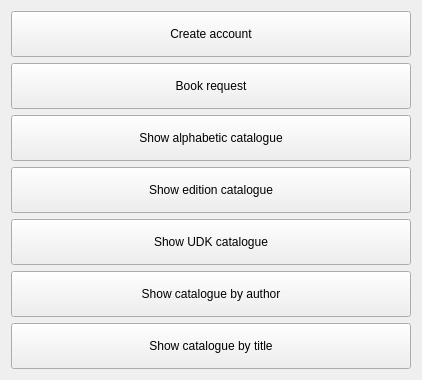
neshchereto/Library_management, file readermode.ui: the form before one commit.
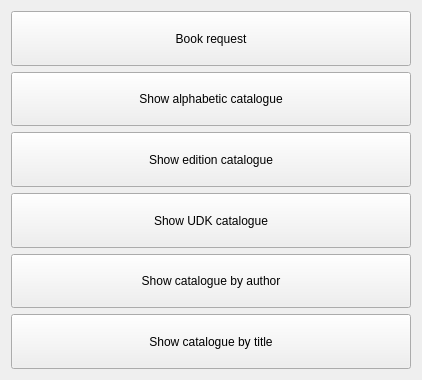
The form after the commit.

Commit message: Password for reader account added.

Diff of the .ui file:
```diff
--- a/readermode.ui
+++ b/readermode.ui
@@ -14,25 +14,6 @@
    <string>Reader menu</string>
   </property>
   <layout class="QVBoxLayout" name="verticalLayout">
-   <item>
-    <widget class="QPushButton" name="pushButton">
-     <property name="sizePolicy">
-      <sizepolicy hsizetype="Minimum" vsizetype="Expanding">
-       <horstretch>0</horstretch>
-       <verstretch>0</verstretch>
-      </sizepolicy>
-     </property>
-     <property name="minimumSize">
-      <size>
-       <width>400</width>
-       <height>40</height>
-      </size>
-     </property>
-     <property name="text">
-      <string>Create account</string>
-     </property>
-    </widget>
-   </item>
    <item>
     <widget class="QPushButton" name="pushButton_2">
      <property name="sizePolicy">
```
The commit also changes 17 other files.
